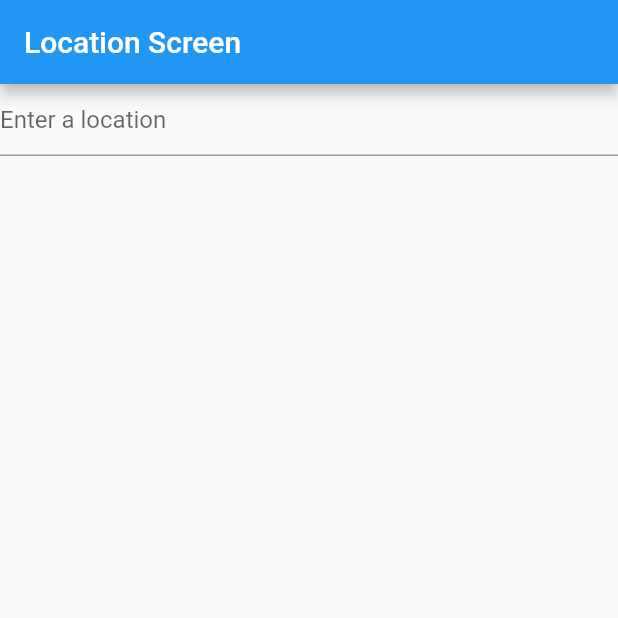
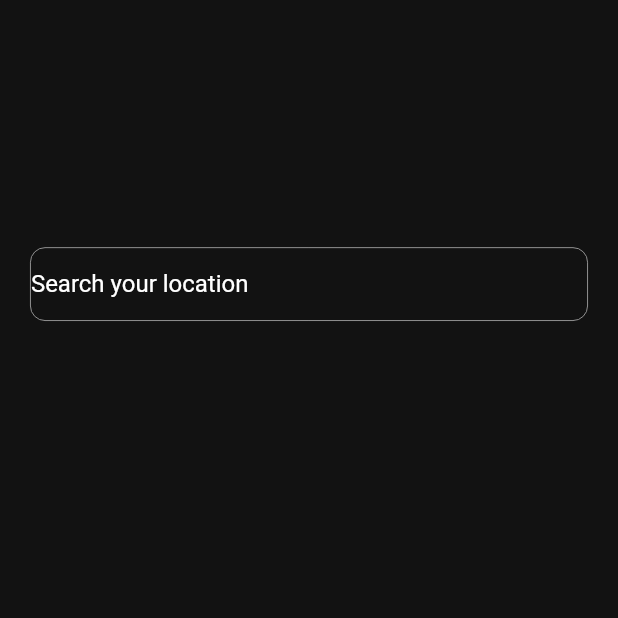
Before and after one commit to SHAHMEER-ALYAN/Karpool-Flutter, a Flutter app: the LocationScreen screen opened directly, on a phone screen of 412 x 824 dp, the top half of it. Run offline on Flutter 3.47's test engine with Material 2 defaults, Android fonts, the light colour scheme and no system bars; drawn by our look-alikes of google_places_flutter; our stand-ins replace firebase_core, geolocator, google_maps_flutter, permission_handler, toggle_switch; accounts and stored records are empty.

Commit message:
Added Google Map Text Auto Complete

```diff
--- a/lib/location_screen.dart
+++ b/lib/location_screen.dart
@@ -1,6 +1,7 @@
 import 'package:flutter/material.dart';
-import 'package:http/http.dart' as http;
-import 'dart:convert';
+import 'package:google_places_flutter/google_places_flutter.dart';
+import 'package:google_places_flutter/model/prediction.dart';
+import 'main.dart';
 
 class LocationScreen extends StatefulWidget {
   @override
@@ -8,57 +9,88 @@ class LocationScreen extends StatefulWidget {
 }
 
 class _LocationScreenState extends State<LocationScreen> {
-  TextEditingController locationController = TextEditingController();
-  List<String> locationResults = [];
+  TextEditingController controller = TextEditingController();
+  double? selectedLatitude;
+  double? selectedLongitude;
+  String? selectedLocation;
+
 
   @override
   Widget build(BuildContext context) {
+    double hh = MediaQuery.of(context).size.height/5;
+
+
     return Scaffold(
-      appBar: AppBar(
-        title: Text('Location Screen'),
-      ),
-      body: Column(
-        children: <Widget>[
-          TextField(
-            controller: locationController,
-            decoration: InputDecoration(
-              hintText: 'Enter a location',
-            ),
-            onChanged: (text) {
-              _searchLocation(text);
-            },
-          ),
-          Expanded(
-            child: ListView.builder(
-              itemCount: locationResults.length,
-              itemBuilder: (context, index) {
-                return ListTile(
-                  title: Text(locationResults[index]),
-                  onTap: () {
-                    // Handle selection of a location result here
-                  },
-                );
-              },
-            ),
-          ),
-        ],
+      backgroundColor: hexToColor("#121212"),
+      body: Center(
+        child: Column(
+          mainAxisAlignment: MainAxisAlignment.start,
+          children: <Widget>[
+
+            SizedBox(height: hh),
+            placesAutoCompleteTextField(),
+          ],
+        ),
       ),
     );
   }
 
-  void _searchLocation(String query) async {
-    const apiUrl = 'com.google.android.geo.API_KEY';
-
-    final response = await http.get(Uri.parse(apiUrl));
-
-    if (response.statusCode == 200) {
-      final data = json.decode(response.body);
-      if (data['status'] == 'OK') {
-        setState(() {
-          locationResults =
-          List<String>.from(data['predictions'].map((result) => result['description']));
-        });
-      }
-    }
+  placesAutoCompleteTextField() {
+    return Container(
+      padding: EdgeInsets.symmetric(horizontal: 20),
+      child: GooglePlaceAutoCompleteTextField(
+        textEditingController: controller,
+        googleAPIKey: "AIzaSyD9aYD2LXsWn_Zx8rCSQ_DUPAjfoavM4lE", // Replace with your API key
+        textStyle: TextStyle(color: Colors.white),
+        inputDecoration: InputDecoration(
+          hintText: "Search your location",
+          hintStyle: TextStyle(color: Colors.white),
+          border: InputBorder.none,
+          enabledBorder: InputBorder.none,
+        ),
+        debounceTime: 400,
+        countries: ["pk"],
+        isLatLngRequired: true, // Set this to true to get lat/lng
+        getPlaceDetailWithLatLng: (Prediction prediction) {
+          print("Latitude: ${prediction.lat}, Longitude: ${prediction.lng}");
+        },
+        itemClick: (Prediction prediction) {
+          controller.text = prediction.description ?? "";
+          controller.selection = TextSelection.fromPosition(
+              TextPosition(offset: prediction.description?.length ?? 0));
+          selectedLatitude = prediction.lat as double?;
+          selectedLongitude = prediction.lng as double?;
+          selectedLocation = prediction.description;
+          if(selectedLocation!=null){
+          Navigator.pop(context,[selectedLatitude,selectedLongitude,selectedLocation]);
+          }
+        },
+        seperatedBuilder: Divider(
+          height: 5,
+          color: Colors.white,
+        ),
+        itemBuilder: (context, index, Prediction prediction) {
+          return Container(
+            decoration: BoxDecoration(
+              color: hexToColor("#121212")
+            ),
+            padding: EdgeInsets.all(10),
+            child: Row(
+              children: [
+                Icon(Icons.location_pin, color: Colors.white,),
+                SizedBox(
+                  width: 10,
+                ),
+                Expanded(child: Text("${prediction.description ?? ""}",
+                style: TextStyle(color: Colors.white,
+                fontSize: 18,
+                fontWeight: FontWeight.bold),))
+              ],
+            ),
+          );
+        },
+        isCrossBtnShown: true,
+      ),
+    );
   }
 }
--- a/lib/main.dart
+++ b/lib/main.dart
@@ -60,7 +60,7 @@ class _MyHomePageState extends State<MyHomePage> {
                 ),
                   onPressed: () {
 
-                  Navigator.push(context, MaterialPageRoute(builder: (context)=>Signup()));
+                  Navigator.pushReplacement(context, MaterialPageRoute(builder: (context)=>Signup()));
                   // MaterialPageRoute(builder: (context) => Signup())
 
                   },
--- a/pubspec.yaml
+++ b/pubspec.yaml
@@ -43,6 +43,10 @@ dependencies:
   google_maps_flutter: ^2.3.0
   geolocator: ^10.0.0
   permission_handler: ^10.4.3
+  google_places_picker: ^3.0.2
+  google_places_flutter: ^2.0.6
+  rxdart: ^0.27.7
+#  flutter_google_places: ^0.2.4
 
 dev_dependencies:
   flutter_test:
```
Also changed, not shown: pubspec.lock, 1 other file.
